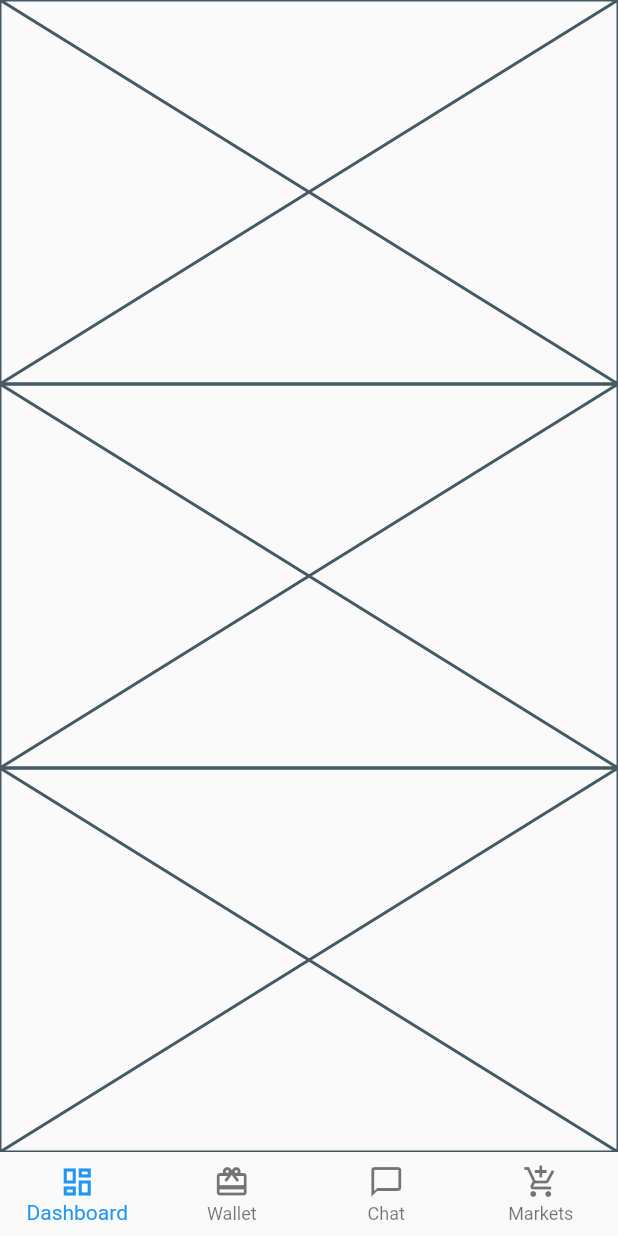
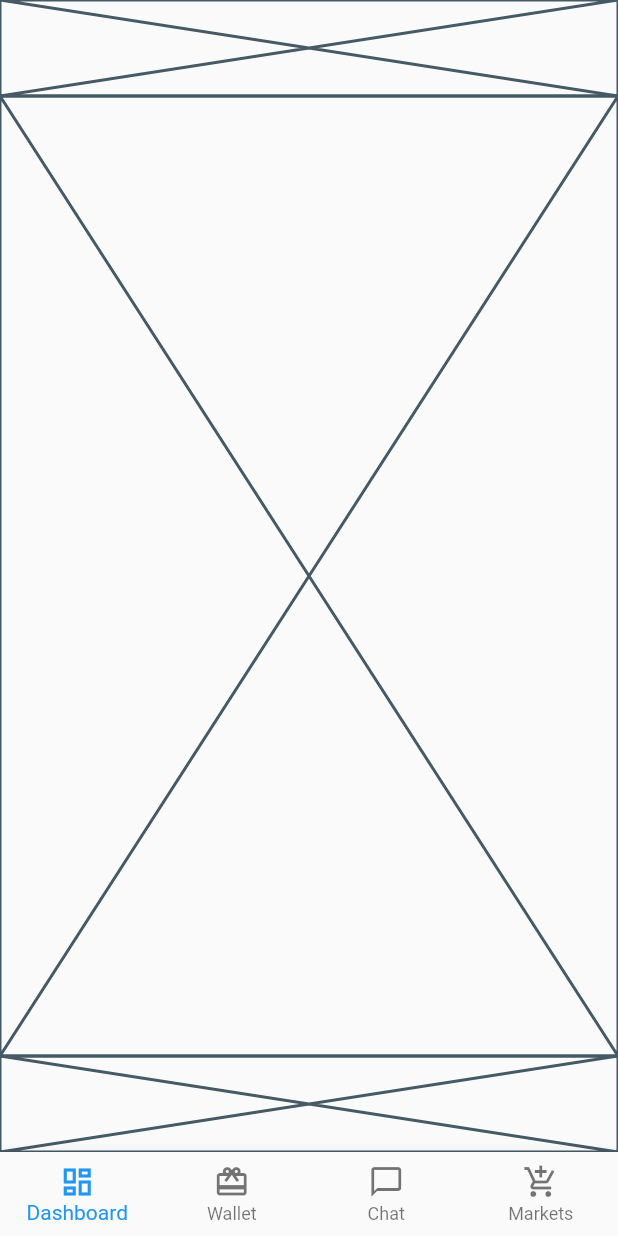
Before and after one commit to JAICHANGPARK/flutter_notebook_12th_story, a Flutter app: the screen it shows after launch, on a phone screen of 412 x 824 dp. Run offline on Flutter 3.47's test engine with Material 2 defaults, Android fonts, the phone set to English and light mode, and no system bars; our stand-ins replace fl_chart, get, google_fonts, line_icons, percent_indicator, smooth_page_indicator; missing offline and left inert: bezier_chart, xlive_switch.

Commit message:
Update crypto_home_page.dart

```diff
--- a/lib/ep781_crypto_exchange_app/ui/crypto_home_page.dart
+++ b/lib/ep781_crypto_exchange_app/ui/crypto_home_page.dart
@@ -12,10 +12,11 @@ class _CryptoExchangeHomePageState extends State<CryptoExchangeHomePage> {
   Widget build(BuildContext context) {
     return Scaffold(
       body: Column(
+        crossAxisAlignment: CrossAxisAlignment.start,
         children: [
-          Expanded(child: Placeholder()),
-          Expanded(child: Placeholder()),
-          Expanded(child: Placeholder()),
+          Expanded(child: Placeholder(), flex: 2,),
+          Expanded(child: Placeholder(), flex: 20,),
+          Expanded(child: Placeholder(),flex: 2,),
 
         ],
       ),
```
